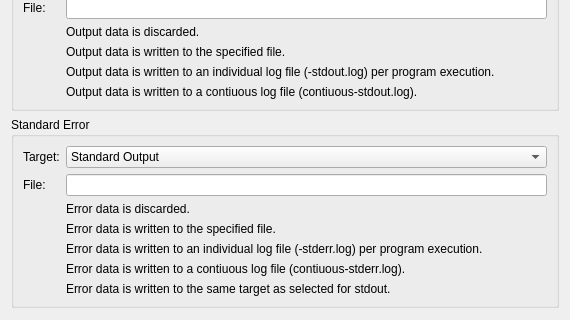
Above: src/brickv/plugin_system/plugins/red/ui/program_page_stdio.ui from Tinkerforge/brickv before the change; both pictures show x 0 to 570 and y 228 to 548 of the 570 by 718 pixel window. Below: the same form after it.
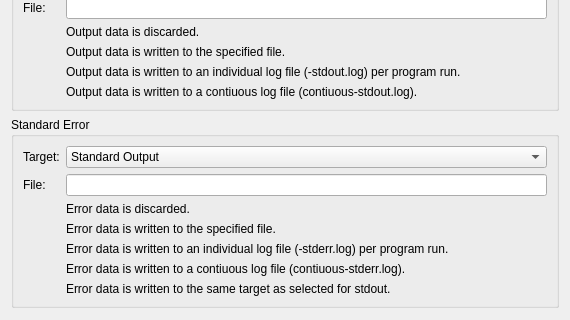
That is the form after the change.

Diff of the .ui file:
```diff
--- a/src/brickv/plugin_system/plugins/red/ui/program_page_stdio.ui
+++ b/src/brickv/plugin_system/plugins/red/ui/program_page_stdio.ui
@@ -181,7 +181,7 @@
           <item row="4" column="1">
            <widget class="QLabel" name="label_stdout_individual_log_help">
             <property name="text">
-             <string>Output data is written to an individual log file (&lt;timestamp&gt;-stdout.log) per program execution.</string>
+             <string>Output data is written to an individual log file (&lt;timestamp&gt;-stdout.log) per program run.</string>
             </property>
             <property name="wordWrap">
              <bool>true</bool>
@@ -274,7 +274,7 @@
           <item row="4" column="1">
            <widget class="QLabel" name="label_stderr_individual_log_help">
             <property name="text">
-             <string>Error data is written to an individual log file (&lt;timestamp&gt;-stderr.log) per program execution.</string>
+             <string>Error data is written to an individual log file (&lt;timestamp&gt;-stderr.log) per program run.</string>
             </property>
             <property name="wordWrap">
              <bool>true</bool>
```
